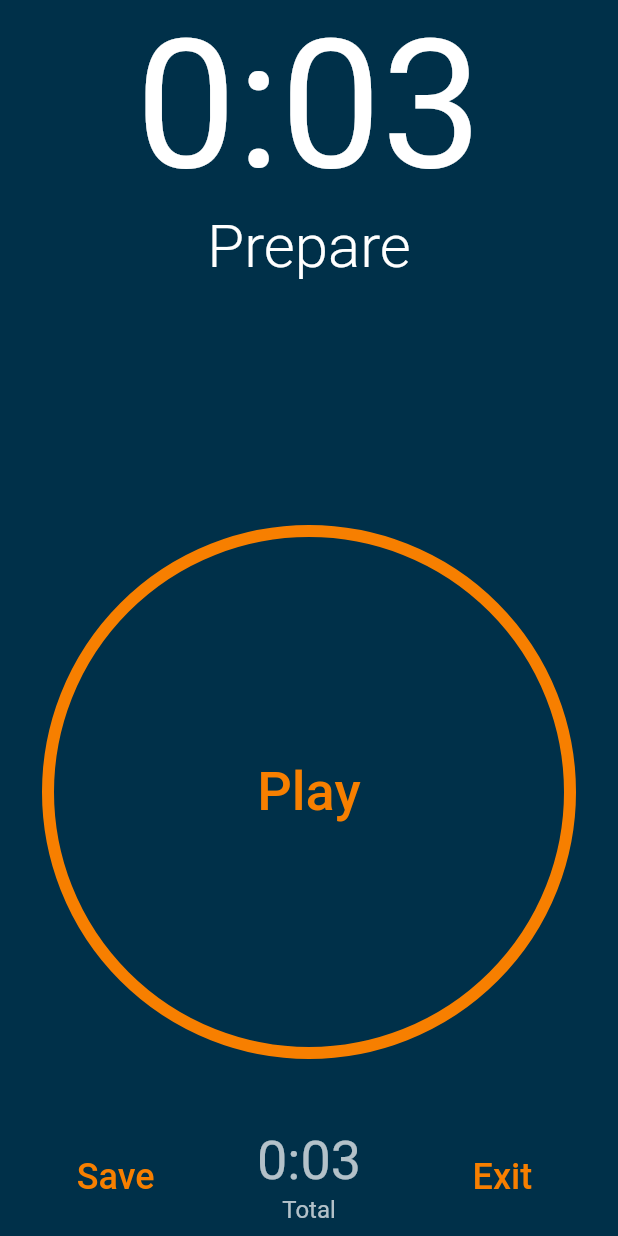
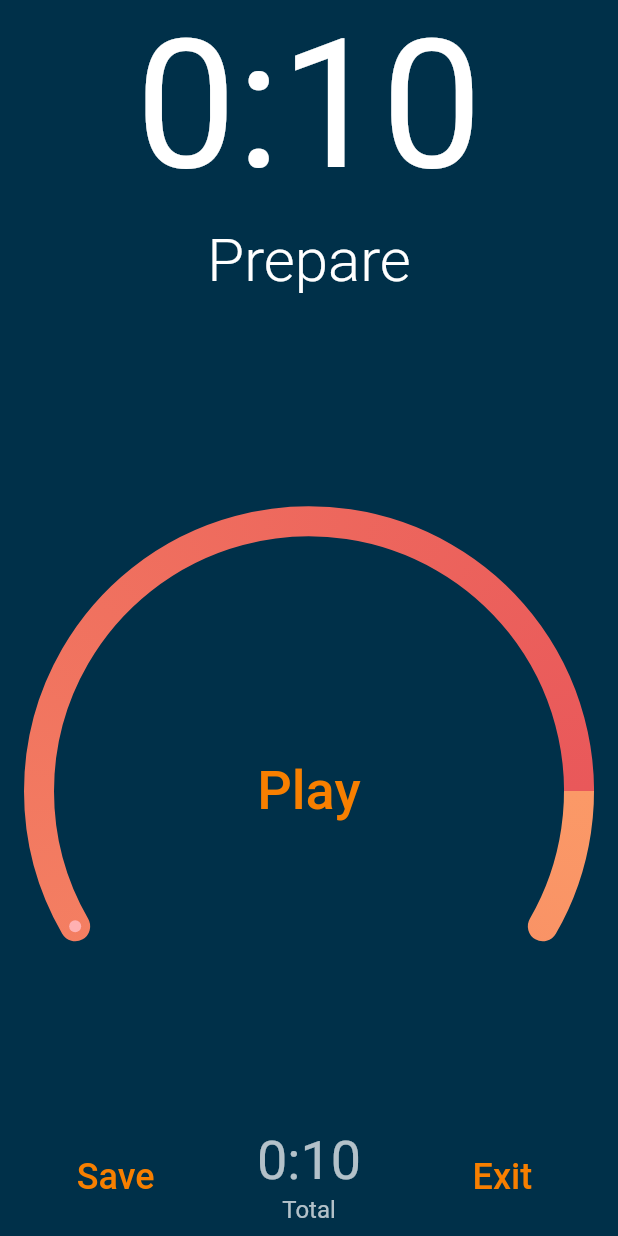
Before and after one commit to martinjedwabny/protalyze, a Flutter app: the CountDownPage screen opened directly with empty values, on a phone screen of 412 x 824 dp. Run offline on Flutter 3.47's test engine with Material 2 defaults, Android fonts, the light colour scheme and no system bars; drawn by our look-alikes of auto_size_text, sleek_circular_slider; our stand-ins replace audioplayers, cloud_firestore, firebase_auth, google_fonts, wakelock; missing offline and left inert: cloud_firestore_web, firebase_auth_web, firebase_core_web; accounts and stored records are empty; statements that could not run were skipped.

Commit message:
Update timer progress style

```diff
--- a/lib/pages/CountdownPage.dart
+++ b/lib/pages/CountdownPage.dart
@@ -9,10 +9,10 @@ import 'package:Protalyze/misc/ScreenPersist.dart';
 import 'package:Protalyze/widgets/SingleMessageConfirmationDialog.dart';
 import 'package:auto_size_text/auto_size_text.dart';
 import 'package:flutter/material.dart';
-import 'dart:math' as math;
 import 'package:audioplayers/audio_cache.dart';
 import 'package:audioplayers/audioplayers.dart';
 import 'package:provider/provider.dart';
+import 'package:sleek_circular_slider/sleek_circular_slider.dart';
 
 class CountDownPage extends StatefulWidget {
   final Workout _workout;
@@ -26,7 +26,7 @@ class _CountDownPageState extends State<CountDownPage> with TickerProviderStateM
   bool _isPause = true;
   Duration _totalTime;
   List<CountdownElement> _countdownElements;
-  final int _prepareTime = 3;
+  final int _prepareTime = 10;
   final Color _buttonsColor = Palette.orangeColor, _circleColor = Palette.orangeColor;
 
   Future<AudioPlayer> playBeepSound() async => await (new AudioCache()).play("beep.mp3");
@@ -50,6 +50,7 @@ class _CountDownPageState extends State<CountDownPage> with TickerProviderStateM
     if (status == AnimationStatus.dismissed) {
       playBeepSound();
       stepToNextExercise();
+      setState(() { });
     }
   }
 
@@ -102,12 +103,13 @@ class _CountDownPageState extends State<CountDownPage> with TickerProviderStateM
 
   Widget buildCurrentTimeWidget() {
     var currentTimeFontSize = 120.0;
-    return Container(
+    return SizedBox(height: 140, child: Container(
       alignment: Alignment.topCenter,
       child: Text(
         blockRemainingTimeString,
         style: TextStyle(fontSize: currentTimeFontSize, color: Colors.white,),
       ),
+    )
     );
   }
 
@@ -117,10 +119,11 @@ class _CountDownPageState extends State<CountDownPage> with TickerProviderStateM
       mainAxisAlignment: MainAxisAlignment.spaceAround,
       crossAxisAlignment: CrossAxisAlignment.center,
       children: <Widget>[
+        SizedBox(height: 10),
         Container(
           padding: EdgeInsets.only(left: 70, right: 70),
           child: Container(
-            height: 170.0,
+            height: 160.0,
             child: exercisesTexts,
             )
           ),
@@ -132,7 +135,7 @@ class _CountDownPageState extends State<CountDownPage> with TickerProviderStateM
   Widget buildProgressCircle(){
     return Expanded(
       child: Padding(
-        padding: EdgeInsets.all(32.0),
+        padding: EdgeInsets.all(16.0),
         child: Align(
           alignment: FractionalOffset.center,
           child: AspectRatio(
@@ -140,12 +143,23 @@ class _CountDownPageState extends State<CountDownPage> with TickerProviderStateM
             child: Stack(
               children: <Widget>[
                 Positioned.fill(
-                  child: CustomPaint(
-                      painter: CustomTimerPainter(
-                        animation: _controller,
-                        color: this._circleColor,
-                    )
-                  ),
+                  child: SleekCircularSlider(
+                    appearance: CircularSliderAppearance(
+                      customColors: CustomSliderColors(
+                      dotColor: Color(0xFFFFB1B2),
+                      trackColor: Color(0xFFE9585A),
+                      progressBarColors: [Color(0xFFFB9967), Color(0xFFE9585A)],
+                      shadowColor: Color(0xFFFFB1B2),
+                      shadowMaxOpacity: 0.05),
+                      counterClockwise: true,
+                      startAngle: 30,
+                      infoProperties: InfoProperties(
+                        mainLabelStyle: TextStyle(fontSize: 0)),
+                      customWidths: CustomSliderWidths(trackWidth: 4, progressBarWidth: 20, shadowWidth: 0)),
+                    min: 0.0,
+                    max: 1.0,
+                    initialValue: this._controller.value,
+                  )
                 ),
                 Center(child:
                   AnimatedBuilder(
@@ -157,8 +171,8 @@ class _CountDownPageState extends State<CountDownPage> with TickerProviderStateM
                             setState(() {});
                           },
                           // child: Icon(
-                          //   this.countdownFinished()? Icons.done : !this._isPause ? Icons.pause : Icons.play_arrow,
-                          //   size: 48,
+                          //   this.countdownFinished()? Icons.done : !this._isPause ? Icons.pause_rounded : Icons.play_arrow_outlined,
+                          //   size: 64,
                           //   color: this._buttonsColor,
                           // )
                           child: Text(this.countdownFinished()? 'Done' : !this._isPause ? "Pause" : "Play",
@@ -334,33 +348,3 @@ class _CountDownPageState extends State<CountDownPage> with TickerProviderStateM
     }
   }
 }
-
-class CustomTimerPainter extends CustomPainter {
-  CustomTimerPainter({
-    this.animation,
-    this.color,
-  }) : super(repaint: animation);
-
-  final Animation<double> animation;
-  final Color color;
-
-  @override
-  void paint(Canvas canvas, Size size) {
-    Paint paint = Paint()
-      ..color = color
-      ..strokeWidth = 8.0
-      ..strokeCap = StrokeCap.butt
-      ..style = PaintingStyle.stroke;
-
-    canvas.drawCircle(size.center(Offset.zero), size.width / 2.0, paint);
-    paint.color = Color.fromRGBO(108, 86, 52, 1.0);
-    double progress = (1.0 - animation.value) * 2 * math.pi;
-    canvas.drawArc(Offset.zero & size, math.pi * 1.5, -progress, false, paint);
-  }
-
-  @override
-  bool shouldRepaint(CustomTimerPainter old) {
-    return animation.value != old.animation.value ||
-        color != old.color;
-  }
-}
--- a/pubspec.yaml
+++ b/pubspec.yaml
@@ -32,6 +32,7 @@ dependencies:
   provider: ^4.3.1
   wakelock: ^0.1.4+2
   auto_size_text: ^2.1.0
+  sleek_circular_slider : ^1.2.0+web
 
 
 
```
Also changed, not shown: pubspec.lock.
